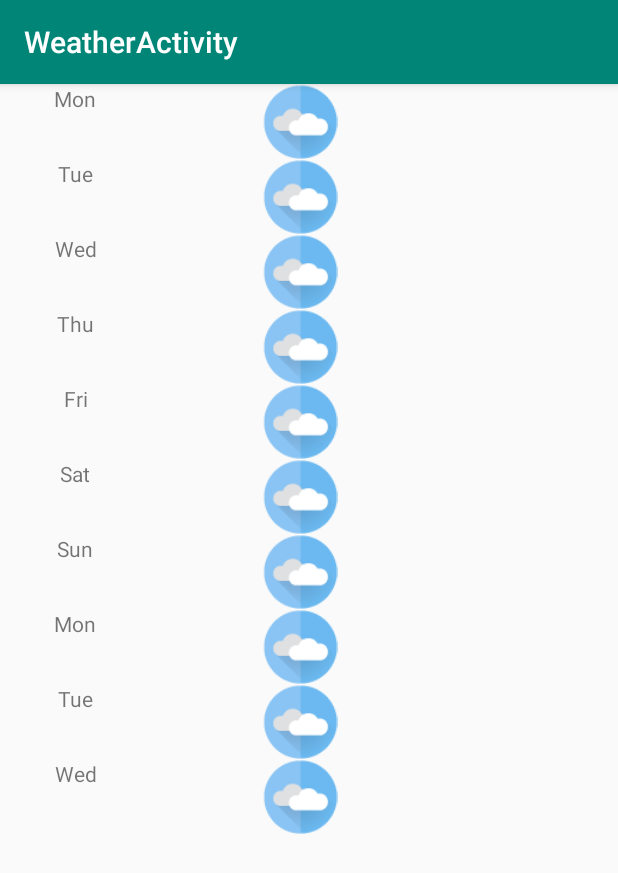
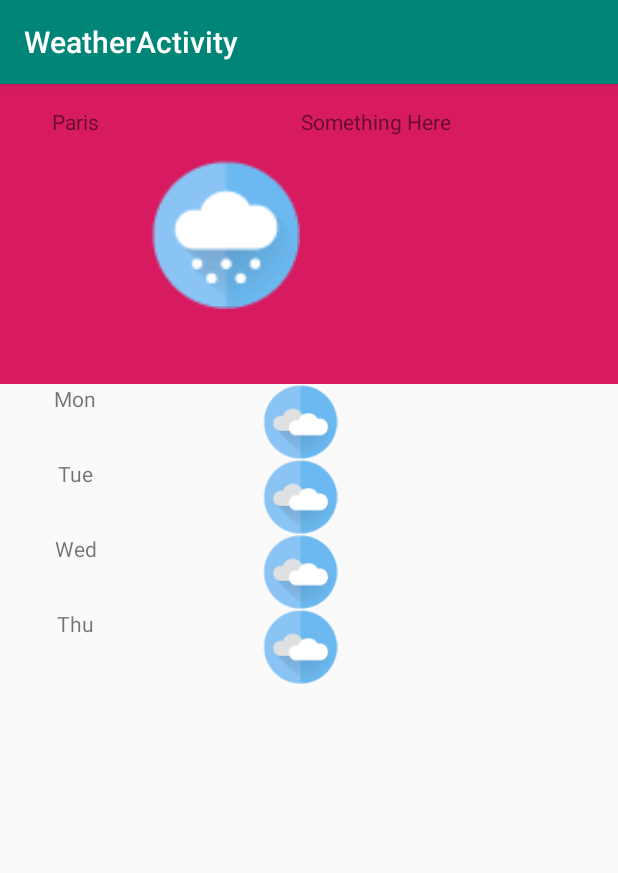
Before and after one commit to huyhandes/androiddev2020, an Android app: the screen it shows after launch (WeatherActivity), on a phone screen of 412 x 824 dp. Shown: the top 873 px of the screen. Run offline under Robolectric (Android 15) with nearby library versions, the light colour scheme and no system bars.

Commit message:
Finally fix lab 6

```diff
--- a/app/src/main/java/vn/edu/usth/weatheractivity/ForecastFragment.java
+++ b/app/src/main/java/vn/edu/usth/weatheractivity/ForecastFragment.java
@@ -20,8 +20,8 @@ public class ForecastFragment extends Fragment {
 
         final String days[] = {"Mon", "Tue", "Wed", "Thu", "Fri", "Sat","Sun"};
 
-        ViewGroup v = (ViewGroup) inflater.inflate(R.layout.activity_weather,null,false);
-        LinearLayout linearLayout = v.findViewById(R.id.main_activity);
+        ViewGroup v = (ViewGroup) inflater.inflate(R.layout.fragment_forecast,null,false);
+        LinearLayout linearLayout = v.findViewById(R.id.forecastFragment);
         for(int i=0; i<10; ++i){
             View row = inflater.inflate(R.layout.weather_row,container,false);
             ((TextView)row.findViewById(R.id.day)).setText(days[i%7]);
--- a/app/src/main/java/vn/edu/usth/weatheractivity/WeatherActivity.java
+++ b/app/src/main/java/vn/edu/usth/weatheractivity/WeatherActivity.java
@@ -16,8 +16,6 @@ public class WeatherActivity extends AppCompatActivity {
     public void onCreate(Bundle savedInstanceState) {
         super.onCreate(savedInstanceState);
         setContentView(R.layout.activity_weather);
-        ForecastFragment test = new ForecastFragment();
-        getSupportFragmentManager().beginTransaction().add(R.id.main_activity,test).commit();
         Log.i(TAG, "On Create .....");
     }
     @Override
--- /dev/null
+++ b/app/src/main/java/vn/edu/usth/weatheractivity/WeatherFragment.java
@@ -0,0 +1,25 @@
+package vn.edu.usth.weatheractivity;
+
+import android.content.Context;
+import android.net.Uri;
+import android.os.Bundle;
+
+import androidx.annotation.NonNull;
+import androidx.annotation.Nullable;
+import androidx.fragment.app.Fragment;
+
+import android.view.LayoutInflater;
+import android.view.View;
+import android.view.ViewGroup;
+import android.widget.ImageView;
+import android.widget.TextView;
+
+public class WeatherFragment extends Fragment {
+    @Nullable
+    @Override
+    public View onCreateView(@NonNull LayoutInflater inflater, @Nullable ViewGroup container, @Nullable Bundle savedInstanceState) {
+        View v = inflater.inflate(R.layout.fragment_weather,null,false);
+        ((ImageView)v.findViewById(R.id.weatherImage)).setImageResource(R.drawable.daysnowy);
+        return v;
+    }
+}
--- a/app/src/main/res/layout/activity_weather.xml
+++ b/app/src/main/res/layout/activity_weather.xml
@@ -6,4 +6,17 @@
     android:layout_width="match_parent"
     android:layout_height="match_parent"
     android:orientation="vertical"
-    tools:context=".WeatherActivity" />
+    tools:context=".WeatherActivity" >
+
+    <fragment
+        android:id="@+id/fragmentWeather"
+        android:name="vn.edu.usth.weatheractivity.WeatherFragment"
+        android:layout_width="match_parent"
+        android:layout_height="200dp" />
+
+    <fragment
+        android:id="@+id/fragmentForcast"
+        android:name="vn.edu.usth.weatheractivity.ForecastFragment"
+        android:layout_width="match_parent"
+        android:layout_height="200dp" />
+</LinearLayout>
--- a/app/src/main/res/layout/fragment_forecast.xml
+++ b/app/src/main/res/layout/fragment_forecast.xml
@@ -1,7 +1,11 @@
 <?xml version="1.0" encoding="utf-8"?>
-<FrameLayout xmlns:android="http://schemas.android.com/apk/res/android"
+<LinearLayout xmlns:android="http://schemas.android.com/apk/res/android"
     xmlns:app="http://schemas.android.com/apk/res-auto"
     xmlns:tools="http://schemas.android.com/tools"
     android:layout_width="match_parent"
     android:layout_height="match_parent"
-    tools:context=".ForecastFragment"/>
+    android:id="@+id/forecastFragment"
+    android:orientation="vertical"
+    tools:context=".ForecastFragment">
+
+</LinearLayout>
--- /dev/null
+++ b/app/src/main/res/layout/fragment_weather.xml
@@ -0,0 +1,31 @@
+<?xml version="1.0" encoding="utf-8"?>
+<RelativeLayout xmlns:android="http://schemas.android.com/apk/res/android"
+    xmlns:tools="http://schemas.android.com/tools"
+    android:layout_width="match_parent"
+    android:layout_height="match_parent"
+    android:id="@+id/fragmentWeather"
+    android:background="@color/colorAccent"
+    tools:context=".WeatherFragment">
+
+    <TextView
+        android:id="@+id/textView"
+        android:layout_width="100dp"
+        android:layout_height="50dp"
+        android:gravity="center"
+        android:text="Paris" />
+
+    <ImageView
+        android:id="@+id/weatherImage"
+        android:layout_width="100dp"
+        android:layout_height="100dp"
+        android:layout_marginTop="50dp"
+        android:layout_toEndOf="@id/textView"
+        android:contentDescription="Just picture" />
+
+    <TextView
+        android:layout_width="100dp"
+        android:layout_height="50dp"
+        android:layout_toRightOf="@id/weatherImage"
+        android:gravity="center"
+        android:text="Something Here"/>
+</RelativeLayout>
--- a/app/src/main/res/layout/weather_row.xml
+++ b/app/src/main/res/layout/weather_row.xml
@@ -6,11 +6,11 @@
         android:id="@+id/day"
         android:layout_width="100dp"
         android:layout_height="50dp"
-        android:textAlignment="center" />
+        android:textAlignment="center"/>
 
     <ImageView
         android:id="@+id/weather"
         android:layout_width="200dp"
         android:layout_height="50dp"
-        android:contentDescription="weather image" />
+        android:contentDescription="weather image"/>
 </LinearLayout>
```
